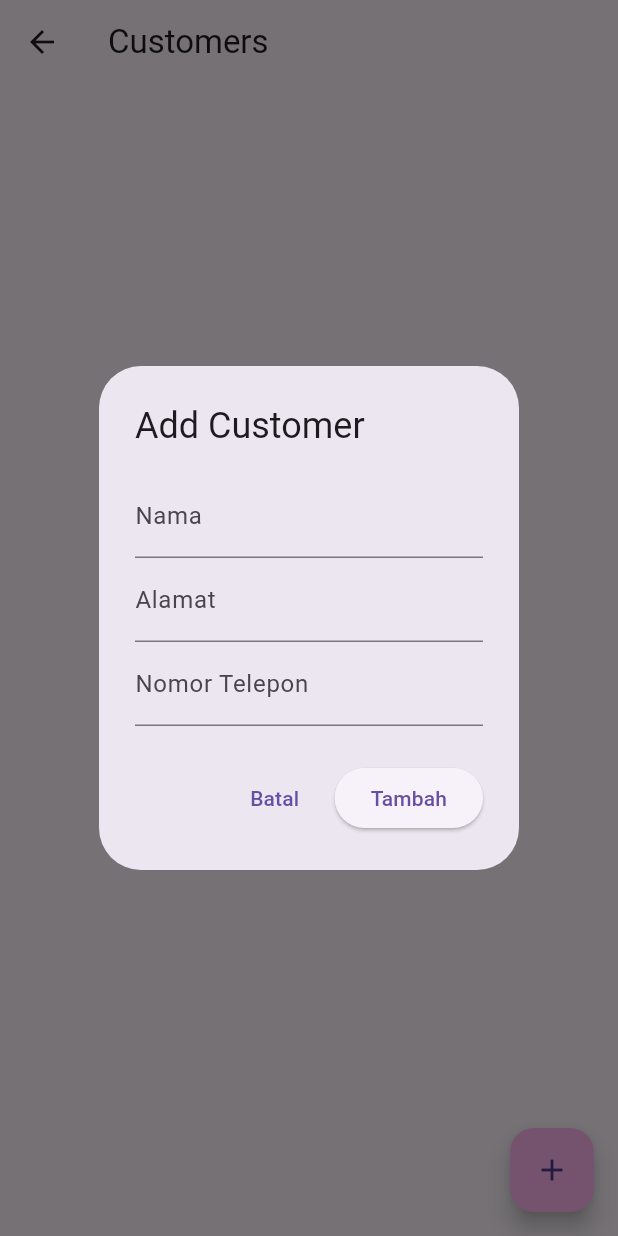
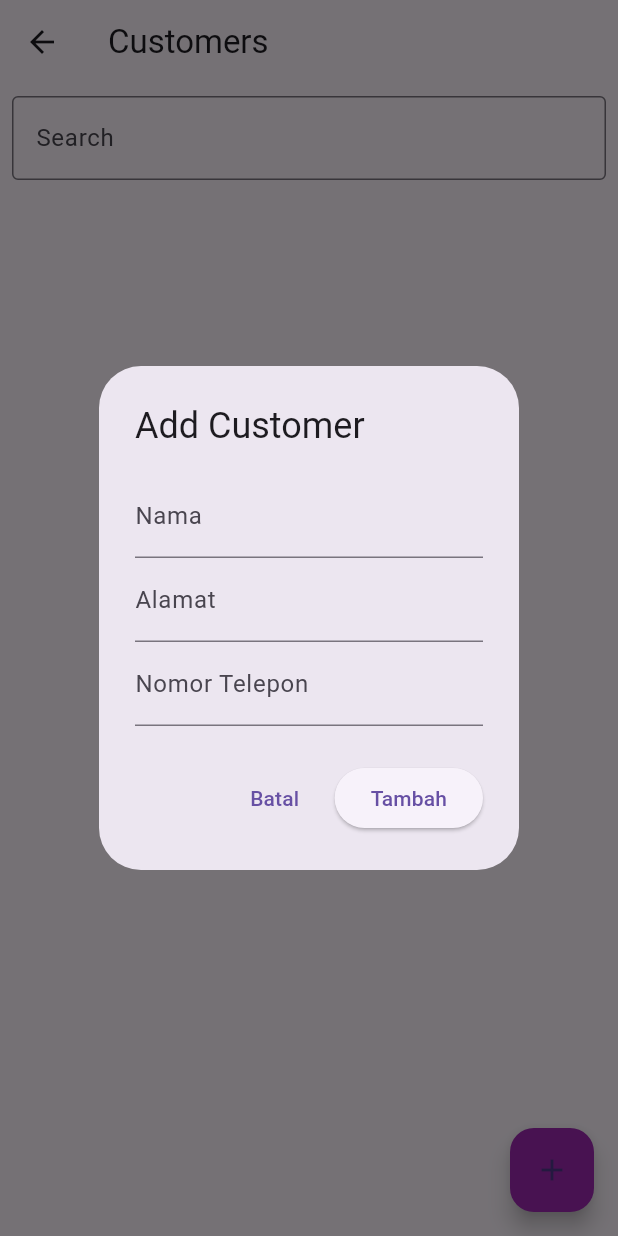
Before and after one commit to indinovia/ukk_2025, a Flutter app: the PelangganPage screen opened directly, after a tap on the "add" icon, on a phone screen of 412 x 824 dp. Run offline on Flutter 3.47's test engine with Material 3 defaults, Android fonts, the phone set to English and light mode, and no system bars; our stand-ins replace supabase_flutter; accounts and stored records are empty.

Commit message:
crud pelanggan

```diff
--- a/lib/pelanggan_page.dart
+++ b/lib/pelanggan_page.dart
@@ -11,21 +11,25 @@ class PelangganPage extends StatefulWidget {
 }
 
 class _CustomerPageState extends State<PelangganPage> {
-  final SupabaseClient supabase = Supabase.instance.client;
-  List<Map<String, dynamic>> customers = [];
-  bool isLoading = true;
+  final SupabaseClient supabase = Supabase.instance.client; // Inisialisasi Supabase client
+  List<Map<String, dynamic>> customers = []; // List untuk menyimpan data pelanggan
+  List<Map<String, dynamic>> filteredCustomers = []; // List untuk menyimpan data pelanggan yang difilter
+  bool isLoading = true; // Status untuk menampilkan loading
+  String searchQuery = ''; // Variabel untuk menyimpan query pencarian
 
   @override
   void initState() {
     super.initState();
-    _fetchCustomers();
+    _fetchCustomers(); // Ambil data pelanggan saat halaman pertama kali dibuka
   }
 
+  // Fungsi untuk mengambil data pelanggan dari database
   Future<void> _fetchCustomers() async {
     try {
       final response = await supabase.from('pelanggan').select();
       setState(() {
         customers = List<Map<String, dynamic>>.from(response);
+        filteredCustomers = customers; // Inisialisasi filteredCustomers
         isLoading = false;
       });
     } catch (e) {
@@ -33,6 +37,7 @@ class _CustomerPageState extends State<PelangganPage> {
     }
   }
 
+  // Fungsi untuk menambahkan pelanggan baru ke database
   Future<void> _addCustomer(
       String nama, String alamat, String nomorTelepon) async {
     try {
@@ -41,13 +46,13 @@ class _CustomerPageState extends State<PelangganPage> {
         'alamat': alamat,
         'nomor_telepon': nomorTelepon,
       });
-      _fetchCustomers();
-
+      _fetchCustomers(); // Refresh daftar pelanggan setelah pembaruan
     } catch (e) {
       _showError('Failed to add customer: $e');
     }
   }
 
+  // Fungsi untuk memperbarui data pelanggan
   Future<void> _updateCustomer(
       int id, String nama, String alamat, String nomorTelepon) async {
     try {
@@ -57,7 +62,6 @@ class _CustomerPageState extends State<PelangganPage> {
         'nomor_telepon': nomorTelepon,
       }).eq('pelanggan_id', id);
       _fetchCustomers();
-// Panggil callback
     } catch (e) {
       _showError('Failed to update customer: $e');
     }
@@ -69,12 +73,10 @@ class _CustomerPageState extends State<PelangganPage> {
       builder: (context) {
         return AlertDialog(
           title: const Text('Konfirmasi'),
-          content:
-              const Text('Apakah Anda yakin ingin menghapus pelanggan ini?'),
+          content: const Text('Apakah Anda yakin ingin menghapus pelanggan ini?'),
           actions: [
             TextButton(
-              onPressed: () =>
-                  Navigator.pop(context, false), // Tidak jadi hapus
+              onPressed: () => Navigator.pop(context, false), // Tidak jadi hapus
               child: const Text('Tidak'),
             ),
             ElevatedButton(
@@ -89,7 +91,7 @@ class _CustomerPageState extends State<PelangganPage> {
     if (result == true) {
       try {
         await supabase.from('pelanggan').delete().eq('pelanggan_id', id);
-        _fetchCustomers();
+        _fetchCustomers(); // Refresh daftar setelah penghapusan
 
         ScaffoldMessenger.of(context).showSnackBar(
           const SnackBar(content: Text('Pelanggan berhasil dihapus')),
@@ -100,15 +102,33 @@ class _CustomerPageState extends State<PelangganPage> {
     }
   }
 
+  // Menampilkan error dalam snackbar
   void _showError(String message) {
     ScaffoldMessenger.of(context)
         .showSnackBar(SnackBar(content: Text(message)));
   }
 
+  // Fungsi untuk memfilter pelanggan berdasarkan pencarian
+  void _filterCustomers(String query) {
+    setState(() {
+      searchQuery = query;
+      filteredCustomers = customers.where((customer) {
+        return customer['nama_pelanggan']
+                .toLowerCase()
+                .contains(query.toLowerCase()) ||
+            customer['alamat'].toLowerCase().contains(query.toLowerCase()) ||
+            customer['nomor_telepon']
+                .toLowerCase()
+                .contains(query.toLowerCase());
+      }).toList();
+    });
+  }
+
+  // Widget untuk menampilkan tabel pelanggan
   Widget _buildCustomerTable() {
     return isLoading
         ? const Center(child: CircularProgressIndicator())
-        : customers.isEmpty
+        : filteredCustomers.isEmpty
             ? const Center(child: Text('No customers found'))
             : SingleChildScrollView(
                 scrollDirection: Axis.horizontal,
@@ -120,7 +140,7 @@ class _CustomerPageState extends State<PelangganPage> {
                     DataColumn(label: Text('Nomor Telepon')),
                     DataColumn(label: Text('Actions')),
                   ],
-                  rows: customers.asMap().entries.map((entry) {
+                  rows: filteredCustomers.asMap().entries.map((entry) {
                     final index = entry.key + 1;
                     final customer = entry.value;
                     return DataRow(cells: [
@@ -155,13 +175,25 @@ class _CustomerPageState extends State<PelangganPage> {
       ),
       body: Padding(
         padding: const EdgeInsets.all(8.0),
-        child: _buildCustomerTable(),
+        child: Column(
+          children: [
+            TextField(
+              decoration: const InputDecoration(
+                labelText: 'Search',
+                border: OutlineInputBorder(),
+              ),
+              onChanged: _filterCustomers,
+            ),
+            const SizedBox(height: 8.0),
+            Expanded(child: _buildCustomerTable()),
+          ],
+        ),
       ),
       floatingActionButton: FloatingActionButton(
         onPressed: () {
           _addCustomerDialog();
         },
-        backgroundColor: const Color.fromARGB(255, 255, 178, 240),
+        backgroundColor: Colors.purple,
         child: const Icon(Icons.add),
       ),
     );
@@ -173,7 +205,6 @@ class _CustomerPageState extends State<PelangganPage> {
     final TextEditingController alamatController = TextEditingController();
     final TextEditingController nomorTeleponController =
         TextEditingController();
-
 
     showDialog(
       context: context,
@@ -221,8 +252,6 @@ class _CustomerPageState extends State<PelangganPage> {
                       return null;
                     },
                   ),
-
-
                 ],
               ),
             ),
```
